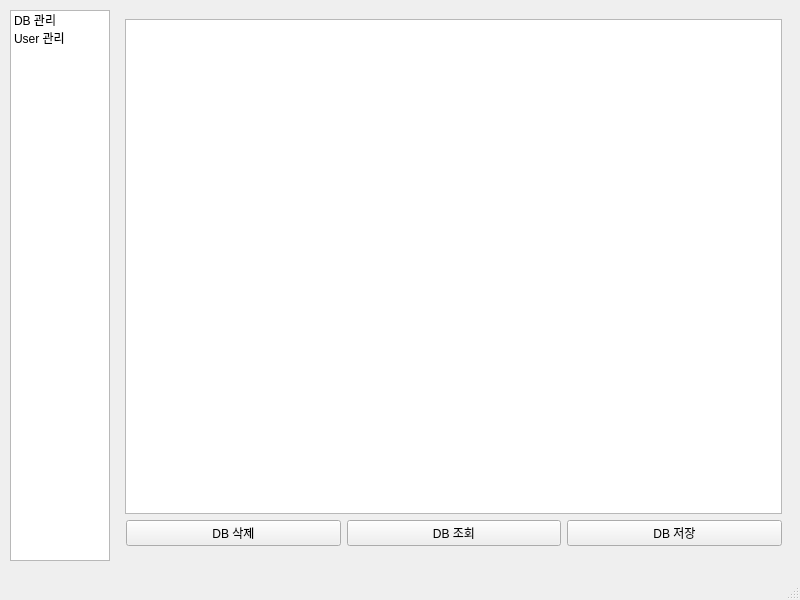
The window that mySQL/main_window.ui (yojun313/knpu) describes before a commit, drawn with Qt 5.
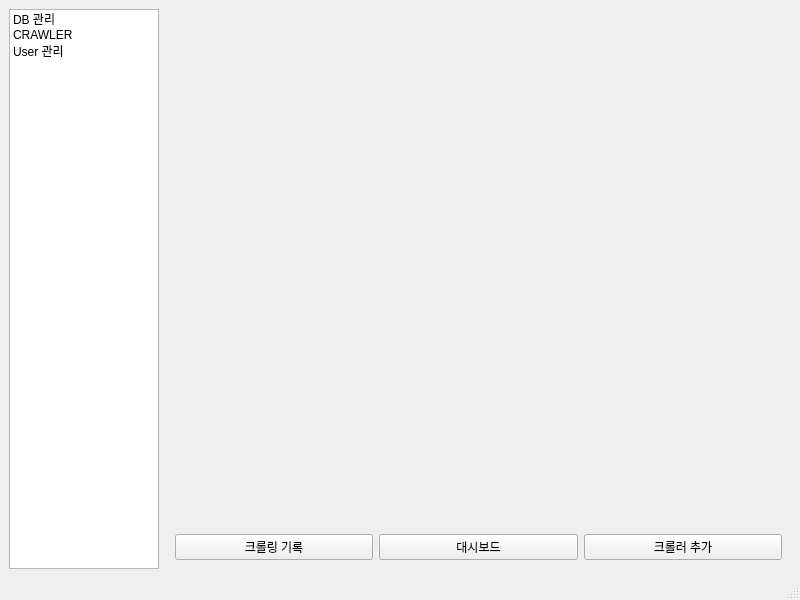
The same window after the commit. The open tabs and pages were chosen to show the change.

Patch:
```diff
--- a/mySQL/main_window.ui
+++ b/mySQL/main_window.ui
@@ -13,27 +13,18 @@
    <string>MainWindow</string>
   </property>
   <widget class="QWidget" name="centralwidget">
-   <widget class="QWidget" name="gridLayoutWidget">
-    <property name="geometry">
-     <rect>
-      <x>10</x>
-      <y>10</y>
-      <width>781</width>
-      <height>551</height>
-     </rect>
-    </property>
-    <layout class="QGridLayout" name="gridLayout">
-     <item row="0" column="0" rowspan="2">
+   <layout class="QHBoxLayout" name="horizontalLayout_main">
+     <item>
       <widget class="QListWidget" name="listWidget">
        <property name="minimumSize">
         <size>
-         <width>50</width>
+             <width>100</width>
          <height>0</height>
         </size>
        </property>
        <property name="maximumSize">
         <size>
-         <width>100</width>
+             <width>150</width>
          <height>16777215</height>
         </size>
        </property>
@@ -42,6 +33,11 @@
          <string>DB 관리</string>
         </property>
        </item>
+         <item>
+           <property name="text">
+             <string>CRAWLER</string>
+           </property>
+         </item>
        <item>
         <property name="text">
          <string>User 관리</string>
@@ -49,7 +45,7 @@
        </item>
       </widget>
      </item>
-     <item row="0" column="1">
+     <item>
       <widget class="QStackedWidget" name="stackedWidget">
        <widget class="QWidget" name="page_db">
         <layout class="QVBoxLayout" name="verticalLayout_2">
@@ -90,6 +86,50 @@
          </item>
         </layout>
        </widget>
+         <widget class="QWidget" name="page_log">
+           <property name="windowTitle">
+             <string>CRAWLER</string>
+           </property>
+           <layout class="QVBoxLayout" name="verticalLayout_4">
+             <item>
+               <widget class="QWidget" name="webViewContainer">
+                 <layout class="QVBoxLayout" name="webViewLayout"/>
+               </widget>
+             </item>
+             <item>
+               <layout class="QHBoxLayout" name="horizontalLayout_3">
+                 <item>
+                   <spacer name="horizontalSpacer_3">
+                     <property name="sizeType">
+                       <enum>QSizePolicy::Expanding</enum>
+                     </property>
+                   </spacer>
+                 </item>
+                 <item>
+                   <widget class="QPushButton" name="crawler_history_button">
+                     <property name="text">
+                       <string>크롤링 기록</string>
+                     </property>
+                   </widget>
+                 </item>
+                 <item>
+                   <widget class="QPushButton" name="crawler_dashboard_button">
+                     <property name="text">
+                       <string>대시보드</string>
+                     </property>
+                   </widget>
+                 </item>
+                 <item>
+                   <widget class="QPushButton" name="crawler_add_button">
+                     <property name="text">
+                       <string>크롤러 추가</string>
+                     </property>
+                   </widget>
+                 </item>
+               </layout>
+             </item>
+           </layout>
+         </widget>
        <widget class="QWidget" name="page_user">
         <layout class="QVBoxLayout" name="verticalLayout">
          <item>
@@ -166,7 +206,6 @@
       </widget>
      </item>
     </layout>
-   </widget>
   </widget>
   <widget class="QMenuBar" name="menubar">
    <property name="geometry">
```
Left out of the diff: 11 changed lines with no effect on the pictures. Lines whose indentation alone changed are shown as unchanged.
